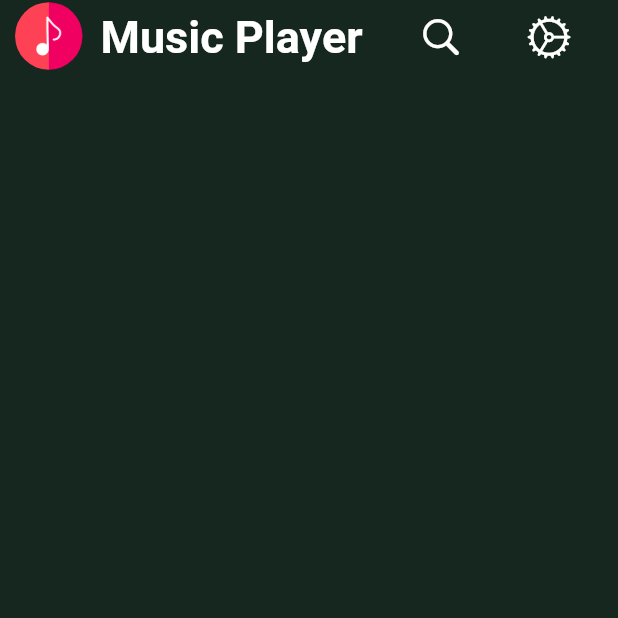
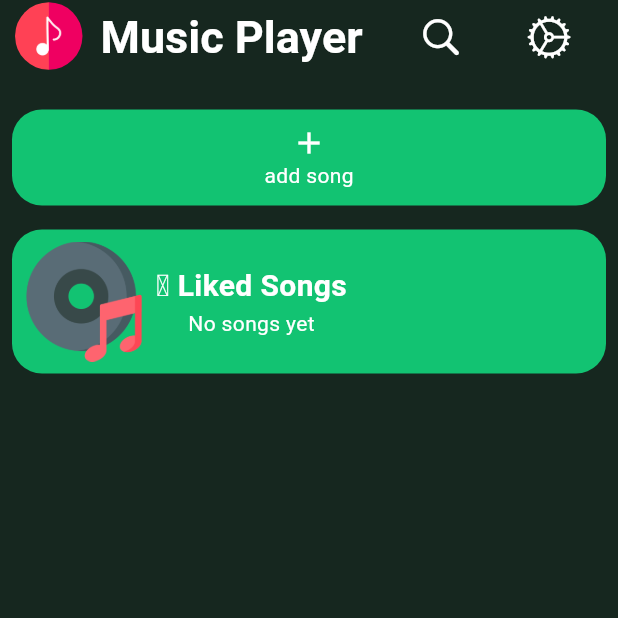
Before and after one commit to sahil-Parmar1/music_app, a Flutter app: the screen it shows after launch, swiped to page 2, on a phone screen of 412 x 824 dp, the top half of it. Run offline on Flutter 3.47's test engine with Material 3 defaults, Android fonts, the phone set to English and light mode, and no system bars; our stand-ins replace audioplayers, fluttertoast, hive_flutter, permission_handler, shared_preferences; missing offline and left inert: id3; accounts and stored records are empty.

Commit message:
theme changed added

```diff
--- /dev/null
+++ b/lib/screens/playlistscreen.dart
@@ -0,0 +1,67 @@
+import 'package:flutter/material.dart';
+import 'package:provider/provider.dart';
+import 'package:music_app_2/provider_classes.dart';
+
+class Playlistscreen extends StatefulWidget {
+  const Playlistscreen({super.key});
+
+  @override
+  State<Playlistscreen> createState() => _PlaylistscreenState();
+}
+
+class _PlaylistscreenState extends State<Playlistscreen> {
+  @override
+  Widget build(BuildContext context) {
+    final colortheme=Provider.of<Themeprovider>(context);
+    return SingleChildScrollView(
+      child: Column(
+        children: [
+          Padding(
+            padding: const EdgeInsets.all(8.0),
+            child: Container(
+              decoration: BoxDecoration(
+                color: colortheme.theme.tab,
+                borderRadius: BorderRadius.circular(20)
+              ),
+              child: Center(child: Padding(
+                padding: const EdgeInsets.all(10.0),
+                child: Column(
+                children: [
+                  Icon(Icons.add,color: colortheme.theme.text,),
+                  Text("add song",style: TextStyle(color: colortheme.theme.text),),
+                ],
+                          ),
+              )),),
+          ),
+          Padding(
+            padding: const EdgeInsets.all(8.0),
+            child: Container(
+              decoration: BoxDecoration(
+                  color: colortheme.theme.tab,
+                  borderRadius: BorderRadius.circular(20)
+              ),
+              child: Row(
+                children: [
+                  Padding(
+                    padding: const EdgeInsets.all(8.0),
+                    child: Image.asset("assets/music.png",width: 80,
+                    height: 80,
+                      fit: BoxFit.cover,
+                    ),
+                  ),
+                  Column(
+                    children: [
+                      Text("🩷 Liked Songs",style: TextStyle(color: colortheme.theme.text,fontSize: 20,fontWeight: FontWeight.bold),),
+                      Text("No songs yet",style: TextStyle(color: colortheme.theme.text),)
+                    ],
+                  )
+                ],
+              ),
+
+             ),
+          ),
+        ],
+      ),
+    );
+  }
+}
--- a/lib/screens/songscreen.dart
+++ b/lib/screens/songscreen.dart
@@ -67,7 +67,7 @@ class _SongState extends State<SongScreen> {
                         ),
                       ),
                       SizedBox(width: 10,),
-                      Expanded(child: Text("${songProvider.Songlist[index].title}",style: TextStyle(color: currentplayprovider.Theme.background),overflow: TextOverflow.ellipsis,maxLines: 2,softWrap: true,))
+                      Expanded(child: Text("${songProvider.Songlist[index].title}",style: TextStyle(color: currentplayprovider.Theme.tab),overflow: TextOverflow.ellipsis,maxLines: 2,softWrap: true,))
                     ],
                   ),),
               );
```
Also changed, not shown: lib/screens/homescreen.dart (+51 -38 lines), assets/music.png (added), assets/playlist.png (added), assets/singer.png (added).
